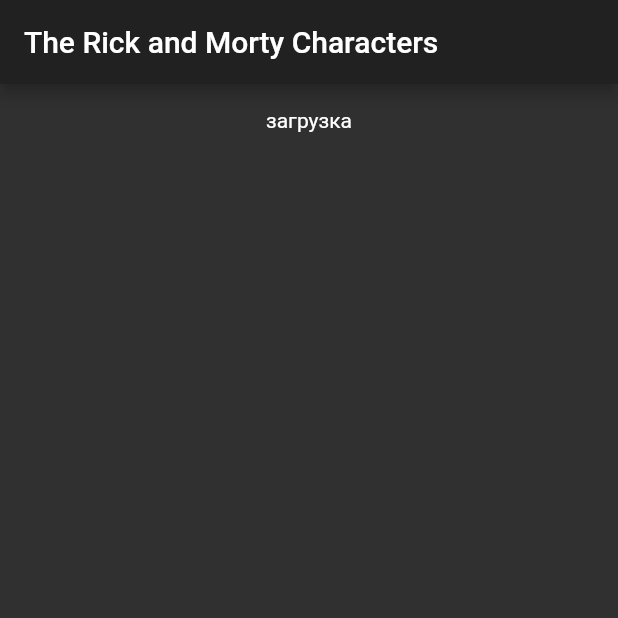
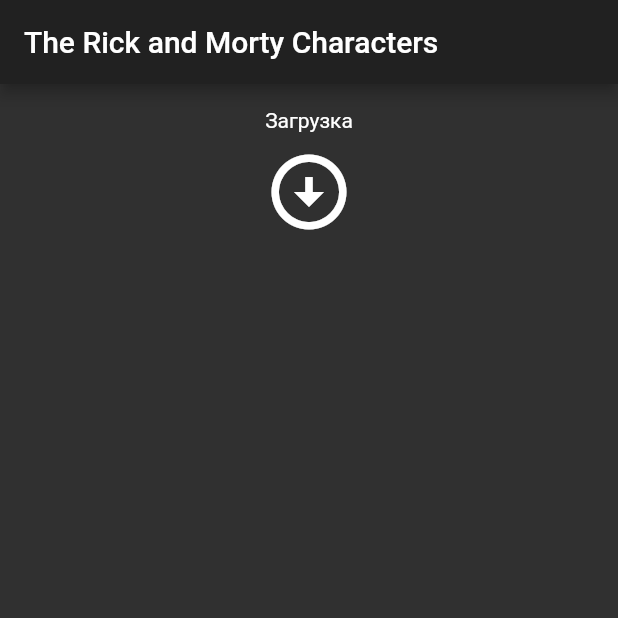
Before and after one commit to ch1llay/rickandmortyapp, a Flutter app: the screen it shows after launch, on a phone screen of 412 x 824 dp, the top half of it. Run offline on Flutter 3.47's test engine with Material 2 defaults, Android fonts, the phone set to English and light mode, and no system bars; our stand-ins replace dio; network calls fail.

Commit message:
добавлена анимация при загрузке начал писать меню

```diff
--- a/lib/main.dart
+++ b/lib/main.dart
@@ -1,5 +1,6 @@
 import 'package:flutter/material.dart';
-import 'package:rickandmortyapp/pages/home_page.dart';
+import 'package:rickandmortyapp/pages/MenuPage.dart';
+import 'package:rickandmortyapp/pages/CharactersPage.dart';
 
 void main() {
   // debugPaintSizeEnabled = true;
@@ -15,7 +16,7 @@
     return MaterialApp(
       title: 'Rick and Morty Characters',
       theme: ThemeData.dark(),
-      home: HomePage(),
+      home: CharactersPage(),
     );
   }
 }
--- a/lib/pages/home_page.dart
+++ b/lib/pages/CharactersPage.dart
@@ -2,12 +2,18 @@
 import "package:flutter/material.dart";
 import 'package:rickandmortyapp/models/CharacterField.dart';
 
-class HomePage extends StatefulWidget {
+class CharactersPage extends StatefulWidget {
   @override
-  _HomePageState createState() => _HomePageState();
+  _CharactersPageState createState() => _CharactersPageState();
 }
 
-class _HomePageState extends State<HomePage> {
+class _CharactersPageState extends State<CharactersPage>
+    with TickerProviderStateMixin {
+  late final AnimationController _controller = AnimationController(
+    duration: const Duration(seconds: 1),
+    vsync: this,
+  )..repeat();
+
   List data = [];
   bool _isLoading = false;
   String text = "";
@@ -24,6 +30,7 @@
     } catch (e) {
       print(e);
       text = e.toString();
+      _controller.reset();
     }
   }
 
@@ -36,11 +43,10 @@
   @override
   Widget build(BuildContext context) {
     return Scaffold(
-      appBar: AppBar(
-        title: Text("The Rick and Morty Characters"),
-      ),
-      body: ListView(
-        children: [
+        appBar: AppBar(
+          title: Text("The Rick and Morty Characters"),
+        ),
+        body: ListView(children: [
           Text(text),
           if (_isLoading)
             for (int i = 0; i < data.length; i++)
@@ -54,9 +60,14 @@
                   data[i]["location"]["name"],
                   data[i]["image"])
           else
-            Center(child: Text("загрузка")),
-        ],
-      ),
-    );
+            Column(children: [
+              Text("Загрузка"),
+              RotationTransition(
+                  turns: Tween(begin: 0.0, end: 1.0).animate(_controller),
+                  child: Padding(
+                      padding: EdgeInsets.all(10),
+                      child: Icon(Icons.arrow_circle_down, size: 60)))
+            ])
+        ]));
   }
 }
```
Also changed, not shown: lib/pages/CharacterPage.dart (+15 -4 lines), lib/pages/MenuPage.dart (added, +15 -0 lines).
